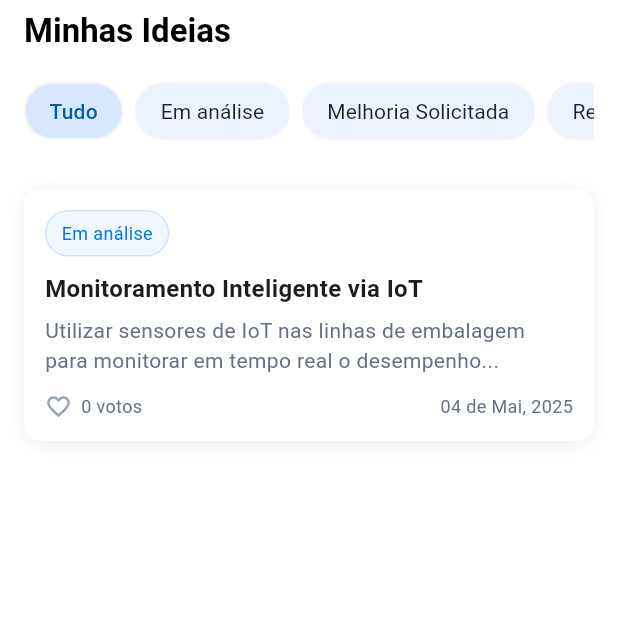
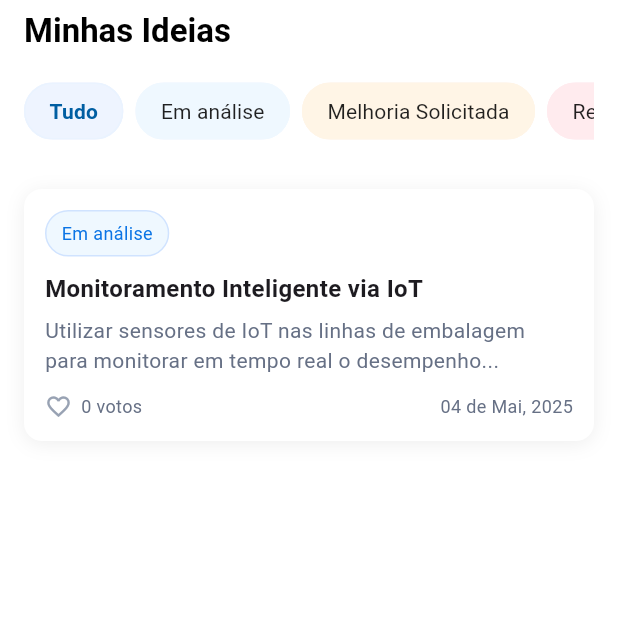
Before and after one commit to riqinho/eurohub, a Flutter app: the IdeasTab screen opened directly, on a phone screen of 412 x 824 dp, the top half of it. Run offline on Flutter 3.47's test engine with Material 3 defaults, Android fonts, the phone set to English and light mode, and no system bars; our stand-ins replace flutter_svg.

Commit message:
organizando arquivos

```diff
--- a/lib/main.dart
+++ b/lib/main.dart
@@ -12,7 +12,7 @@ class MyApp extends StatelessWidget {
   Widget build(BuildContext context) {
     return const MaterialApp(
       title: 'Eurohub',
-      initialRoute: Routes.home,
+      initialRoute: Routes.login,
       onGenerateRoute: Routes.generateRoute,
       debugShowCheckedModeBanner: false,
     );
--- a/lib/screens/challenge_details.dart
+++ b/lib/screens/challenge_details.dart
@@ -38,7 +38,7 @@ class ChallengeDetailsScreen extends StatelessWidget {
                       children: [
                         // sua imagem de fundo
                         Image.asset(
-                          'assets/images/desafio_header.jpg', // troque pelo seu asset
+                          'assets/images/bg-challenge.png', // troque pelo seu asset
                           fit: BoxFit.cover,
                         ),
                         // overlay para ler o texto
--- a/lib/widgets/tabs/challenge_tab.dart
+++ b/lib/widgets/tabs/challenge_tab.dart
@@ -20,7 +20,8 @@ class ChallengesTab extends StatelessWidget {
         child: CustomScrollView(
           slivers: [
             SliverToBoxAdapter(child: Header()),
-            SliverToBoxAdapter(child: _SearchPill()),
+            // SliverToBoxAdapter(child: _SearchPill()),
+            SliverToBoxAdapter(child: SizedBox(height: 25)),
             SliverToBoxAdapter(
               child: _DesafioCard(
                 id: 'c1',
@@ -50,7 +51,7 @@ class Header extends StatelessWidget {
         children: [
           RichText(
             text: TextSpan(
-              style: const TextStyle(color: Colors.black, fontSize: 18),
+              style: const TextStyle(color: Colors.black, fontSize: 22),
               children: const [
                 TextSpan(
                   text: 'Desafios',
@@ -59,6 +60,7 @@ class Header extends StatelessWidget {
               ],
             ),
           ),
+          const SizedBox(height: 10),
           Text(
             'Participe dos desafios abertos e colabore com ideias que podem transformar a Eurofarma.',
           ),
--- a/lib/widgets/tabs/ideas_tab.dart
+++ b/lib/widgets/tabs/ideas_tab.dart
@@ -51,6 +51,8 @@ class Header extends StatelessWidget {
 
 // BLOCO 2 - STATUS
 class ChipsStatus extends StatefulWidget {
+  const ChipsStatus({super.key});
+
   @override
   State<ChipsStatus> createState() => ChipsStatusState();
 }
@@ -63,7 +65,17 @@ class ChipsStatusState extends State<ChipsStatus> {
     'Recusada',
     'Aprovada',
   ];
-  int selected = 0; // “Data” inicialmente
+
+  /// Aqui você define a cor para cada status na mesma ordem da lista acima
+  final chipColors = const [
+    Color(0xFFEAF3FF), // Tudo
+    Color(0xFFEFF8FF), // Em análise
+    Color(0xFFFFF5E6), // Melhoria solicitada
+    Color(0xFFFFEBEE), // Recusada
+    Color(0xFFE8F5E9), // Aprovada
+  ];
+
+  int selected = 0;
 
   @override
   Widget build(BuildContext context) {
@@ -77,19 +89,19 @@ class ChipsStatusState extends State<ChipsStatus> {
             return Padding(
               padding: EdgeInsets.only(right: i == chips.length - 1 ? 0 : 8),
               child: FilterChip(
-                showCheckmark: false, // ① sem check
+                showCheckmark: false,
                 selected: isSelected,
                 label: Text(chips[i]),
                 onSelected: (_) => setState(() => selected = i),
-                selectedColor: const Color(
-                  0xFFD7E7FF,
-                ), // ② cor + escura quando selecionado
-                backgroundColor: const Color(0xFFEAF3FF),
+                selectedColor: chipColors[i].withOpacity(0.8), // cor mais escura
+                backgroundColor: chipColors[i], // cor de fundo
                 labelStyle: TextStyle(
                   color: isSelected ? AppColors.kHeaderTop : Colors.black87,
-                  fontWeight: isSelected ? FontWeight.w500 : FontWeight.w400,
+                  fontWeight: isSelected ? FontWeight.w600 : FontWeight.w400,
                 ),
-                shape: StadiumBorder(side: BorderSide(color: AppColors.kPill)),
+                shape: StadiumBorder(
+                  side: BorderSide(color: chipColors[i].withOpacity(0.8)),
+                ),
               ),
             );
           }),
@@ -98,6 +110,7 @@ class ChipsStatusState extends State<ChipsStatus> {
     );
   }
 }
+
 
 //  BLOCO 3 - IDEIAS
 class ContribCard extends StatelessWidget {
```
Also changed, not shown: assets/images/bg-challenge.png (added).
